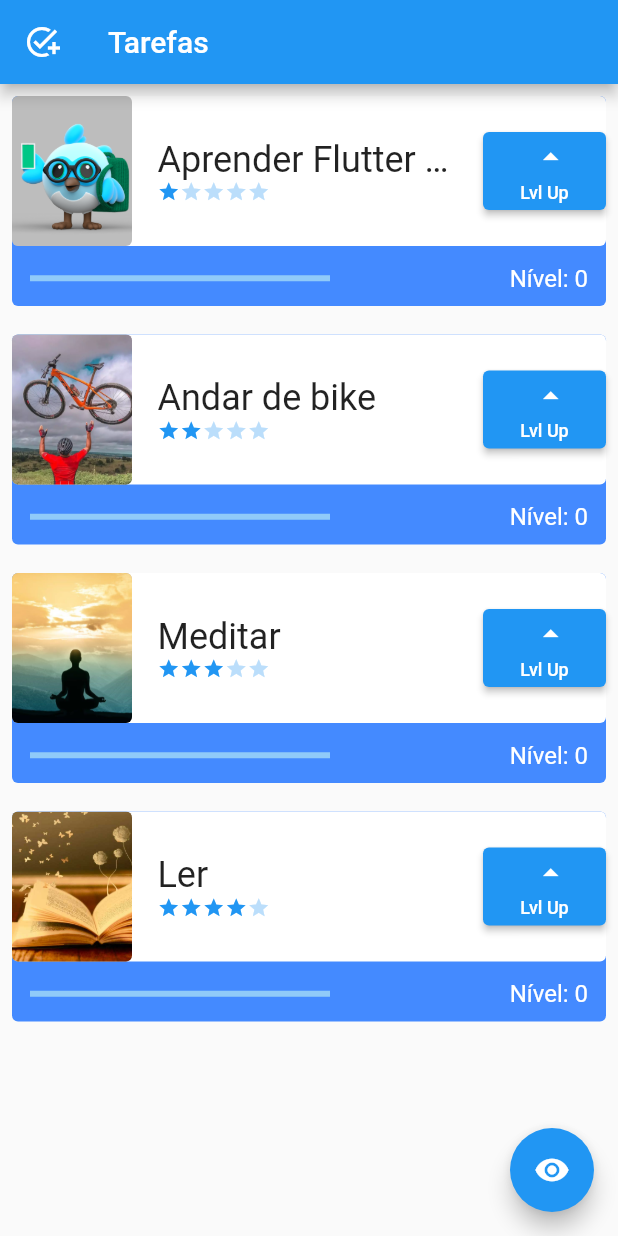
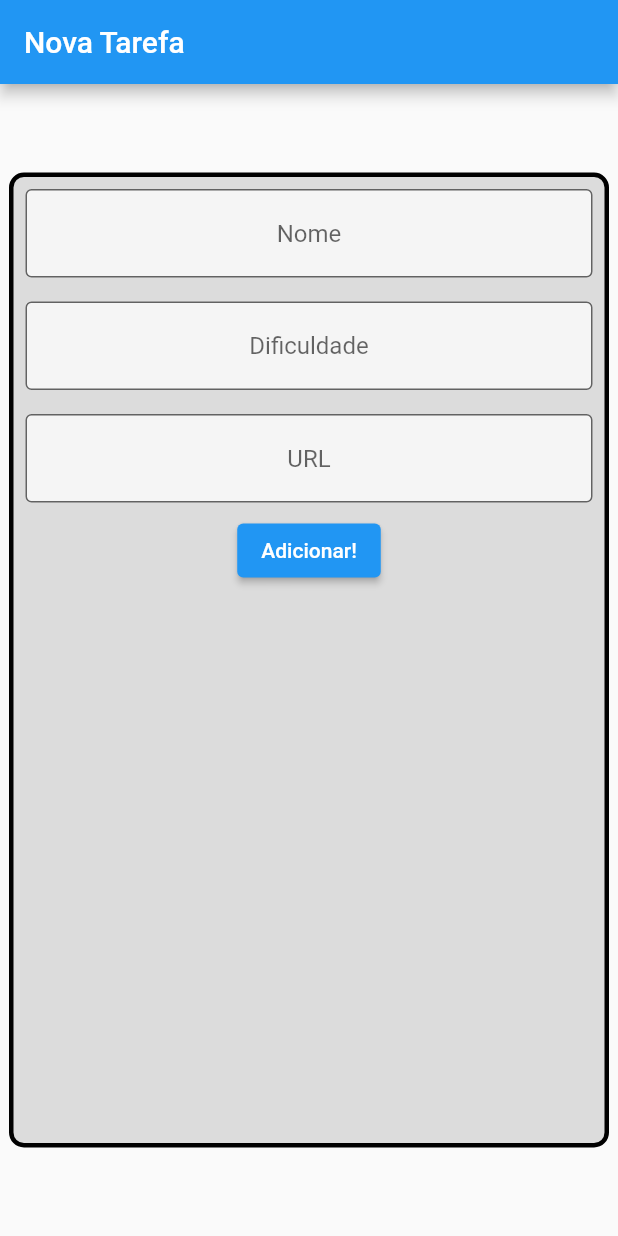
Before and after one commit to marcos-barcelar/Flutter-task, a Flutter app: the screen it shows after launch, on a phone screen of 412 x 824 dp. Run offline on Flutter 3.47's test engine with Material 2 defaults, Android fonts, the phone set to English and light mode, and no system bars.

Commit message:
Criação da tela de formulário para inserção de novas tarefas

```diff
--- a/lib/components/tasks.dart
+++ b/lib/components/tasks.dart
@@ -21,7 +21,7 @@ class _TaskState extends State<Task> {
       child: Container(
         child: Stack(
           children: [
-            Container(
+              Container(
               decoration: BoxDecoration(
                 borderRadius: BorderRadius.circular(4),
                 color: Colors.blueAccent,
@@ -101,7 +101,9 @@ class _TaskState extends State<Task> {
                       Container(
                         child: LinearProgressIndicator(
                           color: Colors.white,
-                          value: (widget.dificuldade > 0) ? (nivel / widget.dificuldade) / 10 : 1,
+                          value: (widget.dificuldade > 0)
+                              ? (nivel / widget.dificuldade) / 10
+                              : 1,
                         ),
                         width: 200,
                       ),
--- a/lib/main.dart
+++ b/lib/main.dart
@@ -1,4 +1,5 @@
 import 'package:flutter/material.dart';
+import 'package:gerenciadortarefas/screens/form_screen.dart';
 import 'package:gerenciadortarefas/screens/tela_inicial.dart';
 
 void main() {
@@ -21,7 +22,7 @@ class _MyAppState extends State<MyApp> {
         theme: ThemeData(
           primarySwatch: Colors.blue,
         ),
-        home: InitialScreen(),
+        home: const FormScreen(),
     );
   }
 }
--- /dev/null
+++ b/lib/screens/form_screen.dart
@@ -0,0 +1,88 @@
+import 'package:flutter/material.dart';
+
+class FormScreen extends StatefulWidget {
+  const FormScreen({Key? key}) : super(key: key);
+
+  @override
+  State<FormScreen> createState() => _FormScreenState();
+}
+
+class _FormScreenState extends State<FormScreen> {
+
+  TextEditingController nameController = TextEditingController();
+  TextEditingController difficultyController = TextEditingController();
+  TextEditingController imageController = TextEditingController();
+
+  @override
+  Widget build(BuildContext context) {
+    return (
+    Scaffold(
+      appBar: AppBar(
+        title: Text('Nova Tarefa'),
+      ),
+      body: Center(
+        child: Container(
+          height: 650,
+          width: 400,
+          decoration: BoxDecoration(
+            color: Colors.black12,
+            borderRadius: BorderRadius.circular(10),
+            border: Border.all(width: 3)
+          ),
+          child: Column(
+            children: [
+              Padding(
+                padding: const EdgeInsets.all(8.0),
+                child: TextFormField(
+                  controller: nameController,
+                  textAlign: TextAlign.center,
+                  decoration: InputDecoration(
+                    border: OutlineInputBorder(),
+                    hintText: 'Nome',
+                    fillColor: Colors.white70,
+                      filled: true,
+                  ),
+                ),
+              ),
+              Padding(
+                padding: const EdgeInsets.all(8.0),
+                child: TextFormField(
+                  controller: difficultyController,
+                  textAlign: TextAlign.center,
+                  decoration: InputDecoration(
+                    border: OutlineInputBorder(),
+                    hintText: 'Dificuldade',
+                    fillColor: Colors.white70,
+                      filled: true,
+                  ),
+                ),
+              ),
+              Padding(
+                padding: const EdgeInsets.all(8.0),
+                child: TextFormField(
+                  controller: imageController,
+                  textAlign: TextAlign.center,
+                  decoration: InputDecoration(
+                    border: OutlineInputBorder(),
+                    hintText: 'URL',
+                    fillColor: Colors.white70,
+                      filled: true,
+                  ),
+                ),
+              ),
+              ElevatedButton(
+                onPressed: (){
+                print(nameController.text);
+                print(int.parse(difficultyController.text));
+                print(imageController.text);
+              },
+                child: Text('Adicionar!'),
+              ),
+            ],
+          ),
+        ),
+      ),
+    )
+    );
+  }
+}
```
